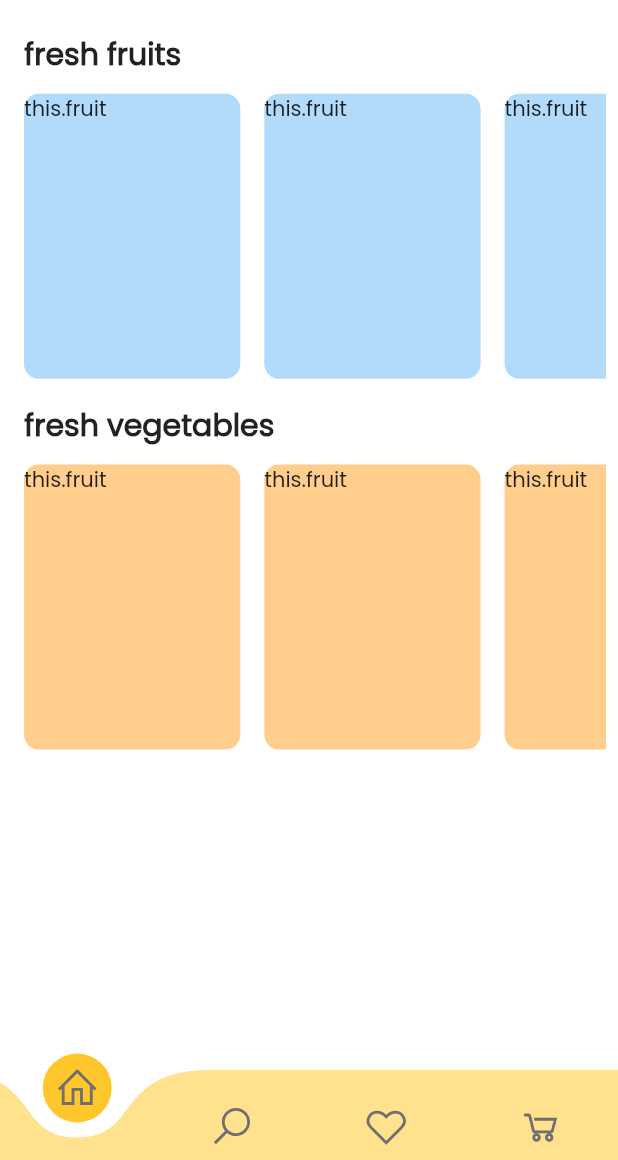
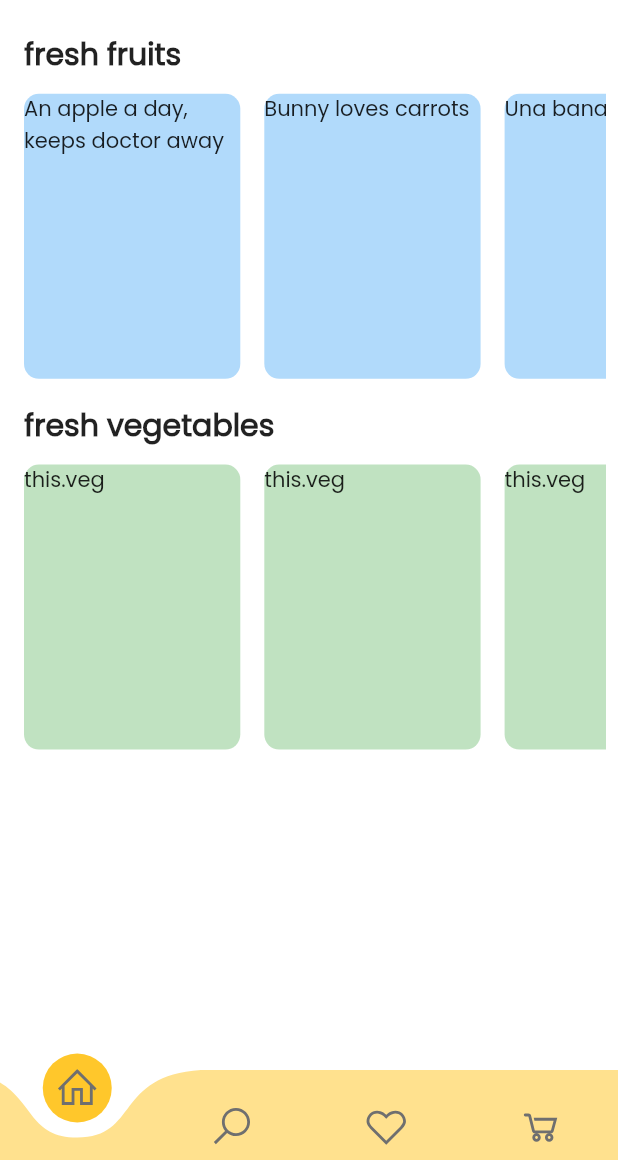
Before and after one commit to dwvicy/fruti, a Flutter app: the screen it shows after launch, swiped to page 2, on a phone screen of 412 x 824 dp, the part 76-1236 px from its top. Run offline on Flutter 3.47's test engine with Material 2 defaults, Android fonts, the phone set to English and light mode, and no system bars; drawn by our look-alikes of curved_navigation_bar; our stand-ins replace carousel_slider, line_icons.

Commit message:
refector: fruit search page

```diff
--- /dev/null
+++ b/lib/constants/fruitCard.dart
@@ -0,0 +1,32 @@
+import 'package:flutter/material.dart';
+
+class FruitCard extends StatefulWidget {
+  final String title;
+  final String subtitle;
+
+  const FruitCard({Key key, this.title, this.subtitle}) : super(key: key);
+
+  @override
+  _FruitCardState createState() => _FruitCardState();
+}
+
+class _FruitCardState extends State<FruitCard> {
+  @override
+  Widget build(BuildContext context) {
+    return Padding(
+      padding: const EdgeInsets.all(8.0),
+      child: GestureDetector(
+        onTap: () {
+          Navigator.pushNamed(context, '/fruit');
+        },
+        child: Container(
+          width: MediaQuery.of(context).size.width * 0.35,
+          child: Text(widget.title),
+          decoration: BoxDecoration(
+              color: Colors.blue[200].withOpacity(0.7),
+              borderRadius: BorderRadius.circular(10)),
+        ),
+      ),
+    );
+  }
+}
--- a/lib/constants/fruitsList.dart
+++ b/lib/constants/fruitsList.dart
@@ -1,5 +1,14 @@
 import 'package:flutter/material.dart';
 import 'package:flutter/cupertino.dart';
+import 'package:fruti/constants/fruitCard.dart';
+
+List<String> names = [
+  'An apple a day, keeps doctor away',
+  'Bunny loves carrots',
+  'Una banana',
+  'Grapes are sweet',
+  'Yum Yum Mango'
+];
 
 class FruitsList extends StatefulWidget {
   @override
@@ -14,20 +23,8 @@ class _FruitsListState extends State<FruitsList> {
             scrollDirection: Axis.horizontal,
             itemCount: 5,
             itemBuilder: (context, index) {
-              return Padding(
-                padding: const EdgeInsets.all(8.0),
-                child: GestureDetector(
-                  onTap: () {
-                    Navigator.pushNamed(context, '/fruit');
-                  },
-                  child: Container(
-                    width: MediaQuery.of(context).size.width * 0.35,
-                    child: Text('this.fruit'),
-                    decoration: BoxDecoration(
-                        color: Colors.blue[200].withOpacity(0.7),
-                        borderRadius: BorderRadius.circular(10)),
-                  ),
-                ),
+              return FruitCard(
+                title: names[index],
               );
             }));
   }
--- /dev/null
+++ b/lib/constants/vegCard.dart
@@ -0,0 +1,32 @@
+import 'package:flutter/material.dart';
+
+class VegCard extends StatefulWidget {
+  final String title;
+  final String subtitle;
+
+  const VegCard({Key key, this.title, this.subtitle}) : super(key: key);
+
+  @override
+  _VegCardState createState() => _VegCardState();
+}
+
+class _VegCardState extends State<VegCard> {
+  @override
+  Widget build(BuildContext context) {
+    return Padding(
+      padding: const EdgeInsets.all(8.0),
+      child: GestureDetector(
+        onTap: () {
+          Navigator.pushNamed(context, '/fruit');
+        },
+        child: Container(
+          width: MediaQuery.of(context).size.width * 0.35,
+          child: Text(widget.title),
+          decoration: BoxDecoration(
+              color: Colors.green[200].withOpacity(0.7),
+              borderRadius: BorderRadius.circular(10)),
+        ),
+      ),
+    );
+  }
+}
--- a/lib/constants/vegetablesList.dart
+++ b/lib/constants/vegetablesList.dart
@@ -1,5 +1,7 @@
 import 'package:flutter/material.dart';
 import 'package:flutter/cupertino.dart';
+import 'package:fruti/constants/fruitCard.dart';
+import 'package:fruti/constants/vegCard.dart';
 
 class VegetablesList extends StatefulWidget {
   @override
@@ -14,21 +16,7 @@ class _VegetablesListState extends State<VegetablesList> {
             scrollDirection: Axis.horizontal,
             itemCount: 5,
             itemBuilder: (context, index) {
-              return Padding(
-                padding: const EdgeInsets.all(8.0),
-                child: GestureDetector(
-                  onTap: () {
-                    Navigator.pushNamed(context, '/veggie');
-                  },
-                  child: Container(
-                    width: MediaQuery.of(context).size.width * 0.35,
-                    child: Text('this.fruit'),
-                    decoration: BoxDecoration(
-                        color: Colors.orangeAccent[200].withOpacity(0.6),
-                        borderRadius: BorderRadius.circular(10)),
-                  ),
-                ),
-              );
+              return VegCard(title: 'this.veg');
             }));
   }
 }
```
